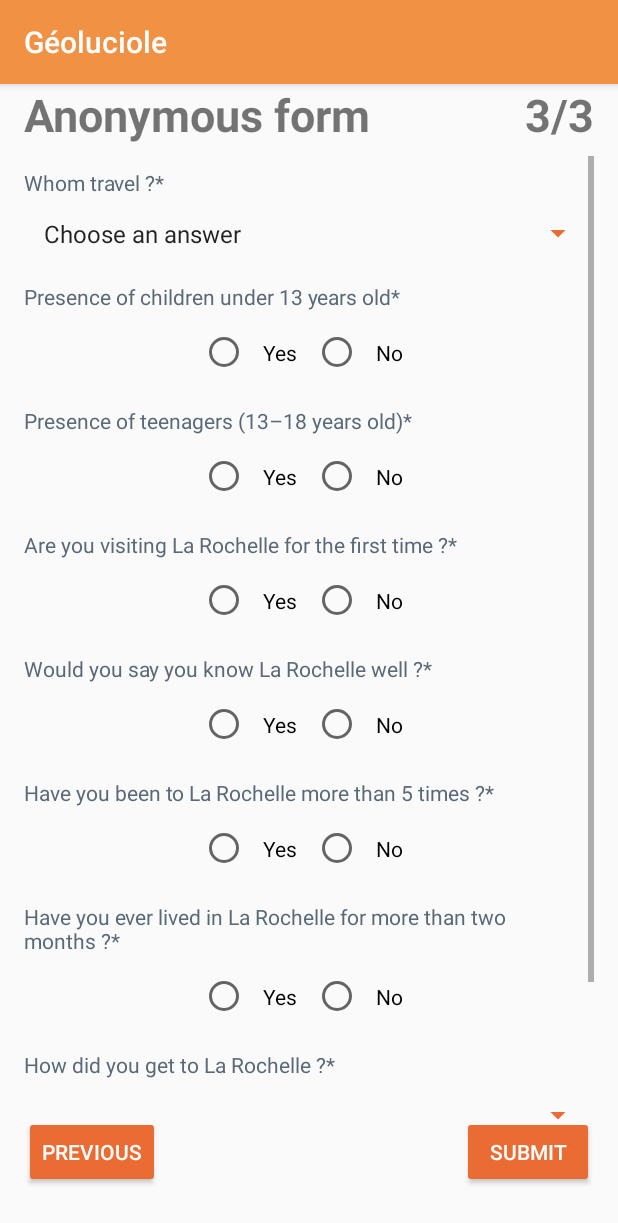
After one commit to AntoineOrgerit/da3t-geoluciole, an Android app: the FormActivityStepEnd screen opened directly, with no data from a screen before it, on a phone screen of 412 x 824 dp. The commit adds this screen. Shown: the top 1223 px of the screen. Run offline under Robolectric (Android 15) with nearby library versions, the phone set to English and light mode, and no system bars; libraries missing offline, so code that uses them is left out: com.mobsandgeeks.saripaar; 2 statements that could not run were skipped.

```diff
--- /dev/null
+++ b/android/app/src/main/java/com/univlr/geoluciole/form/FormActivityStepEnd.java
@@ -0,0 +1,178 @@
+package com.univlr.geoluciole.form;
+
+import android.content.Intent;
+import android.os.Bundle;
+import android.view.View;
+import android.widget.Button;
+import android.widget.EditText;
+import android.widget.TextView;
+import android.widget.Toast;
+
+import androidx.appcompat.app.AppCompatActivity;
+
+import com.mobsandgeeks.saripaar.Validator;
+import com.univlr.geoluciole.MainActivity;
+import com.univlr.geoluciole.R;
+import com.univlr.geoluciole.model.FormModel;
+import com.univlr.geoluciole.model.UserPreferences;
+
+import java.util.Calendar;
+
+public class FormActivityStepEnd extends AppCompatActivity {
+
+    // variable title
+    private TextView title;
+    // variable step
+    private TextView step;
+
+    // variables bouton précédent
+    private Button btnPrevious;
+    // bouton de validation
+    private Button btnSubmit;
+    private Button startValidityPeriodBtn;
+    private Button endValidityPeriodBtn;
+    private EditText startValidityPeriodEditext;
+    private EditText endValidityPeriodEditext;
+
+    // formulaire
+    private FormModel form;
+
+    // validation
+    ValidationFormListener validatorListener;
+    Validator validator;
+
+    @Override
+    protected void onCreate(Bundle savedInstanceState) {
+        super.onCreate(savedInstanceState);
+        setContentView(R.layout.form_activity_step_three);
+        // init éléments du form
+        initUI();
+        // recuperation de l'objet formulaire
+        formSetter();
+        // init listeners
+        initListenersButtons();
+        // init validation
+        initValidatorListener();
+    }
+
+    /**
+     * Méthode pour initialiser les éléments UI
+     */
+    private void initUI() {
+        // title
+        this.title = (TextView) findViewById(R.id.form_title);
+        // step
+        this.step = (TextView) findViewById(R.id.form_step);
+        if (!UserPreferences.getInstance(this).isAccountConsent()) {
+            this.title.setText(R.string.form_title_anonym);
+            this.step.setText("3/3");
+        }
+
+        // bouton précédent
+        this.btnPrevious = (Button) findViewById(R.id.btn_prev);
+        // bouton envoi
+        this.btnSubmit = (Button) findViewById(R.id.btn_next);
+
+        // bouton
+        this.startValidityPeriodBtn = findViewById(R.id.start_validity_period_btn);
+        this.endValidityPeriodBtn = findViewById(R.id.end_validity_period_btn);
+        // editext
+        this.startValidityPeriodEditext = findViewById(R.id.start_validity_period_editext);
+        this.endValidityPeriodEditext = findViewById(R.id.end_validity_period_editext);
+    }
+
+    /**
+     * Méthode permettant de gérer le formulaire
+     */
+    private void formSetter() {
+        form = (FormModel) getIntent().getSerializableExtra("Form");
+    }
+
+    /**
+     * Méthode pour ajouter les listeners
+     */
+    private void initListenersButtons() {
+        // bouton précédent
+        this.btnPrevious.setOnClickListener(previousView());
+        // bouton suivant
+        this.btnSubmit.setOnClickListener(getAllResponsesFromForm());
+
+        Calendar c;
+    }
+
+    /**
+     * Listener pour le bouton précédent, retour sur la vue précédente
+     *
+     * @return View.OnClickListener
+     */
+    private View.OnClickListener previousView() {
+        return new View.OnClickListener() {
+            @Override
+            public void onClick(View view) {
+                saveToForm();
+                back();
+            }
+        };
+    }
+
+    /**
+     * Méthode permettant de revenir sur la deuxième vue
+     */
+    private void back() {
+        Intent intent = new Intent(getApplicationContext(),
+                FormActivityStepThree.class);
+        intent.putExtra("Form", form);
+        startActivity(intent);
+        overridePendingTransition(R.transition.trans_right_in, R.transition.trans_right_out);
+        finish();
+    }
+
+    /**
+     * Redéfinition de la méthode onBackPressed
+     * afin de revenir sur le second écran du formulaire
+     */
+    @Override
+    public void onBackPressed() {
+        saveToForm();
+        back();
+    }
+
+    /**
+     * Méthode initialisant le validateur
+     */
+    private void initValidatorListener() {
+        validator = new Validator(FormActivityStepEnd.this);
+        validatorListener = new ValidationFormListener(FormActivityStepEnd.this, MainActivity.class, form);
+        validator.setValidationListener(validatorListener);
+    }
+
+    private void saveToForm() {
+
+    }
+
+    /**
+     * Méthode récupérant les réponses de l'utilisateur
+     * met à jour l'objet formulaire avec les données
+     *
+     * @return View.OnClickListener
+     */
+    private View.OnClickListener getAllResponsesFromForm() {
+        return new View.OnClickListener() {
+            @Override
+            public void onClick(View view) {
+
+                saveToForm();
+
+                Toast.makeText(FormActivityStepEnd.this,
+                        "OnClickListener : ",
+                        Toast.LENGTH_SHORT).show();
+
+                validatorListener.setRedirect(true);
+                validator.validate();
+                validatorListener.setRedirect(false);
+
+            }
+
+        };
+    }
+}
--- a/android/app/src/main/java/com/univlr/geoluciole/form/FormActivityStepOne.java
+++ b/android/app/src/main/java/com/univlr/geoluciole/form/FormActivityStepOne.java
@@ -76,7 +76,7 @@ public class FormActivityStepOne extends AppCompatActivity {
             lastname.setText(formWithoutConsent.getLastname());
             firstname.setText(formWithoutConsent.getFirstname());
             email.setText(formWithoutConsent.getEmail());
-            System.out.println("ETAPE 1/3 retrieved : " + formWithoutConsent);
+            System.out.println("ETAPE 1/4 retrieved : " + formWithoutConsent);
         }
     }
 
--- a/android/app/src/main/java/com/univlr/geoluciole/form/FormActivityStepThree.java
+++ b/android/app/src/main/java/com/univlr/geoluciole/form/FormActivityStepThree.java
@@ -79,7 +79,7 @@ public class FormActivityStepThree extends AppCompatActivity {
         this.step = (TextView) findViewById(R.id.form_step);
         if (!UserPreferences.getInstance(this).isAccountConsent()) {
             this.title.setText(R.string.form_title_anonym);
-            this.step.setText("2/2");
+            this.step.setText("2/3");
         }
         // liste déroulante
         this.spinnerWhomList = (Spinner) findViewById(R.id.spinner_list_whom);
@@ -104,7 +104,7 @@ public class FormActivityStepThree extends AppCompatActivity {
      */
     private void formSetter() {
         form = (FormModel) getIntent().getSerializableExtra("Form");
-        System.out.println("ETAPE 3/3 retrieved : " + form);
+        System.out.println("ETAPE 3/4 retrieved : " + form);
     }
 
     /**
--- a/android/app/src/main/java/com/univlr/geoluciole/form/FormActivityStepTwo.java
+++ b/android/app/src/main/java/com/univlr/geoluciole/form/FormActivityStepTwo.java
@@ -98,7 +98,7 @@ public class FormActivityStepTwo extends AppCompatActivity {
         this.step = (TextView) findViewById(R.id.form_step);
         if (!UserPreferences.getInstance(FormActivityStepTwo.this).isAccountConsent()) {
             this.title.setText(R.string.form_title_anonym);
-            this.step.setText("1/2");
+            this.step.setText("1/3");
         }
         // date et heure arrivée boutons
         this.btnDatePickerArrivee = (Button) findViewById(R.id.btn_in_date);
@@ -137,7 +137,7 @@ public class FormActivityStepTwo extends AppCompatActivity {
             txtTimeArrivee.setText(form.getTimeIn());
             txtDateDepart.setText(form.getDateOut());
             txtTimeDepart.setText(form.getTimeOut());
-            System.out.println("ETAPE 2/3 retrieved : " + form);
+            System.out.println("ETAPE 2/4 retrieved : " + form);
         }
     }
 
--- a/android/app/src/main/java/com/univlr/geoluciole/form/ValidationFormListener.java
+++ b/android/app/src/main/java/com/univlr/geoluciole/form/ValidationFormListener.java
@@ -13,6 +13,7 @@ import com.mobsandgeeks.saripaar.ValidationError;
 import com.mobsandgeeks.saripaar.Validator;
 import com.univlr.geoluciole.R;
 import com.univlr.geoluciole.model.FormModel;
+import com.univlr.geoluciole.model.UserPreferences;
 import com.univlr.geoluciole.sender.HttpSender;
 
 import java.util.List;
@@ -35,7 +36,10 @@ public class ValidationFormListener implements Validator.ValidationListener {
         Toast.makeText(this.activity, "Formulaire valide", Toast.LENGTH_SHORT).show();
         if (this.redirect) {
             if (activity.getClass() == FormActivityStepThree.class) {
+                UserPreferences userPreferences = UserPreferences.getInstance(this.activity);
+                userPreferences.setConsent();
                 HttpSender.testForm(this.form);
+                //HttpSender.send(ConsentAndCompte)
             }
 
             Intent intent = new Intent(this.activity, dest);
--- a/android/app/src/main/res/layout/form_activity.xml
+++ b/android/app/src/main/res/layout/form_activity.xml
@@ -178,7 +178,7 @@
                     android:textColor="@color/colorPrimaryDark"/>
 
                 <androidx.constraintlayout.widget.ConstraintLayout
-                    android:id="@+id/out_date_layout"
+                    android:id="@+id/deb_date_layout"
                     android:layout_width="match_parent"
                     android:layout_height="match_parent"
                     android:gravity="center"
--- a/android/app/src/main/res/layout/form_activity_step_one.xml
+++ b/android/app/src/main/res/layout/form_activity_step_one.xml
@@ -1,6 +1,5 @@
 <androidx.constraintlayout.widget.ConstraintLayout xmlns:android="http://schemas.android.com/apk/res/android"
     xmlns:app="http://schemas.android.com/apk/res-auto"
-    xmlns:tools="http://schemas.android.com/tools"
     android:layout_width="match_parent"
     android:layout_height="match_parent"
     android:orientation="vertical">
@@ -39,7 +38,7 @@
             android:id="@+id/form_step"
             android:layout_width="wrap_content"
             android:layout_height="wrap_content"
-            android:text="@string/form_step_one_three"
+            android:text="@string/form_step_one_four"
             android:textSize="30sp"
             android:textStyle="bold"
             app:layout_constraintBottom_toTopOf="@+id/form_lastname_input"
--- a/android/app/src/main/res/layout/form_activity_step_three.xml
+++ b/android/app/src/main/res/layout/form_activity_step_three.xml
@@ -37,7 +37,7 @@
             android:id="@+id/form_step"
             android:layout_width="wrap_content"
             android:layout_height="wrap_content"
-            android:text="@string/form_step_three_three"
+            android:text="@string/form_step_three_four"
             android:textSize="30sp"
             android:textStyle="bold"
             app:layout_constraintEnd_toEndOf="parent"
--- a/android/app/src/main/res/layout/form_activity_step_two.xml
+++ b/android/app/src/main/res/layout/form_activity_step_two.xml
@@ -39,7 +39,7 @@
             android:id="@+id/form_step"
             android:layout_width="wrap_content"
             android:layout_height="wrap_content"
-            android:text="@string/form_step_two_three"
+            android:text="@string/form_step_two_four"
             android:textSize="30sp"
             android:textStyle="bold"
             app:layout_constraintEnd_toEndOf="parent"
@@ -164,7 +164,7 @@
 
         <!-- OUT LA ROCHELLE DATE - BEGIN-->
         <androidx.constraintlayout.widget.ConstraintLayout
-            android:id="@+id/out_date_layout"
+            android:id="@+id/deb_date_layout"
             android:layout_width="match_parent"
             android:layout_height="wrap_content"
             android:layout_marginTop="8dp"
@@ -219,7 +219,7 @@
             android:weightSum="10"
             app:layout_constraintEnd_toEndOf="parent"
             app:layout_constraintStart_toStartOf="parent"
-            app:layout_constraintTop_toBottomOf="@+id/out_date_layout">
+            app:layout_constraintTop_toBottomOf="@+id/deb_date_layout">
 
             <EditText
                 android:id="@+id/out_time"
```
Also changed, not shown: android/app/src/main/AndroidManifest.xml (+10 -5 lines), android/app/src/main/res/layout/activity_form_step_end.xml (added, +200 -0 lines), android/app/src/main/res/values/strings.xml (+4 -3 lines), 1 other file.
